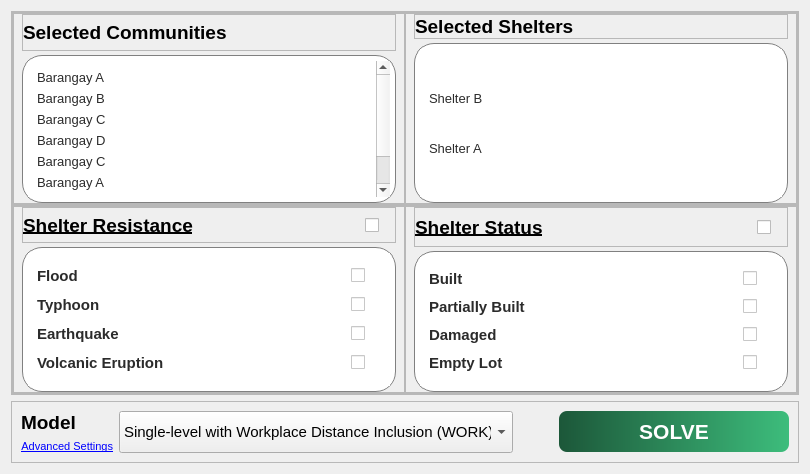
Qt form FE/solveSettings.ui (Lucianono/ShelterAlloc_Thesis) before a commit.
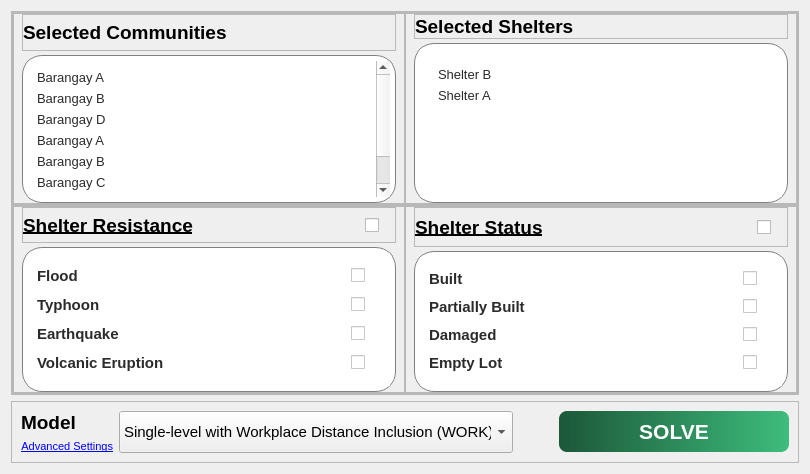
The same form after that commit. Icons and pictures are not drawn.

Commit message: ScrollArea now align on top

What changed in the file:
```diff
--- a/FE/solveSettings.ui
+++ b/FE/solveSettings.ui
@@ -364,6 +364,21 @@
                </property>
                <layout class="QVBoxLayout" name="verticalLayout_6">
                 <item>
+                 <widget class="QWidget" name="widget" native="true">
+                  <layout class="QVBoxLayout" name="verticalLayout_9">
+                   <property name="leftMargin">
+                    <number>0</number>
+                   </property>
+                   <property name="topMargin">
+                    <number>0</number>
+                   </property>
+                   <property name="rightMargin">
+                    <number>0</number>
+                   </property>
+                   <property name="bottomMargin">
+                    <number>0</number>
+                   </property>
+                   <item>
                  <widget class="QLabel" name="label_17">
                   <property name="maximumSize">
                    <size>
@@ -423,6 +438,96 @@
                   </property>
                  </widget>
                 </item>
+                   <item>
+                    <widget class="QLabel" name="label_31">
+                     <property name="maximumSize">
+                      <size>
+                       <width>16777215</width>
+                       <height>100</height>
+                      </size>
+                     </property>
+                     <property name="font">
+                      <font>
+                       <pointsize>10</pointsize>
+                      </font>
+                     </property>
+                     <property name="cursor">
+                      <cursorShape>ArrowCursor</cursorShape>
+                     </property>
+                     <property name="frameShape">
+                      <enum>QFrame::NoFrame</enum>
+                     </property>
+                     <property name="frameShadow">
+                      <enum>QFrame::Plain</enum>
+                     </property>
+                     <property name="lineWidth">
+                      <number>0</number>
+                     </property>
+                     <property name="text">
+                      <string>Barangay D</string>
+                     </property>
+                    </widget>
+                   </item>
+                   <item>
+                    <widget class="QLabel" name="label_21">
+                     <property name="maximumSize">
+                      <size>
+                       <width>16777215</width>
+                       <height>100</height>
+                      </size>
+                     </property>
+                     <property name="font">
+                      <font>
+                       <pointsize>10</pointsize>
+                      </font>
+                     </property>
+                     <property name="cursor">
+                      <cursorShape>ArrowCursor</cursorShape>
+                     </property>
+                     <property name="frameShape">
+                      <enum>QFrame::Box</enum>
+                     </property>
+                     <property name="frameShadow">
+                      <enum>QFrame::Raised</enum>
+                     </property>
+                     <property name="lineWidth">
+                      <number>0</number>
+                     </property>
+                     <property name="text">
+                      <string>Barangay A</string>
+                     </property>
+                    </widget>
+                   </item>
+                   <item>
+                    <widget class="QLabel" name="label_32">
+                     <property name="maximumSize">
+                      <size>
+                       <width>16777215</width>
+                       <height>100</height>
+                      </size>
+                     </property>
+                     <property name="font">
+                      <font>
+                       <pointsize>10</pointsize>
+                      </font>
+                     </property>
+                     <property name="cursor">
+                      <cursorShape>ArrowCursor</cursorShape>
+                     </property>
+                     <property name="frameShape">
+                      <enum>QFrame::Box</enum>
+                     </property>
+                     <property name="frameShadow">
+                      <enum>QFrame::Raised</enum>
+                     </property>
+                     <property name="lineWidth">
+                      <number>0</number>
+                     </property>
+                     <property name="text">
+                      <string>Barangay B</string>
+                     </property>
+                    </widget>
+                   </item>
                 <item>
                  <widget class="QLabel" name="label_16">
                   <property name="maximumSize">
@@ -513,94 +618,7 @@
                   </property>
                  </widget>
                 </item>
-                <item>
-                 <widget class="QLabel" name="label_21">
-                  <property name="maximumSize">
-                   <size>
-                    <width>16777215</width>
-                    <height>100</height>
-                   </size>
-                  </property>
-                  <property name="font">
-                   <font>
-                    <pointsize>10</pointsize>
-                   </font>
-                  </property>
-                  <property name="cursor">
-                   <cursorShape>ArrowCursor</cursorShape>
-                  </property>
-                  <property name="frameShape">
-                   <enum>QFrame::Box</enum>
-                  </property>
-                  <property name="frameShadow">
-                   <enum>QFrame::Raised</enum>
-                  </property>
-                  <property name="lineWidth">
-                   <number>0</number>
-                  </property>
-                  <property name="text">
-                   <string>Barangay A</string>
-                  </property>
-                 </widget>
-                </item>
-                <item>
-                 <widget class="QLabel" name="label_31">
-                  <property name="maximumSize">
-                   <size>
-                    <width>16777215</width>
-                    <height>100</height>
-                   </size>
-                  </property>
-                  <property name="font">
-                   <font>
-                    <pointsize>10</pointsize>
-                   </font>
-                  </property>
-                  <property name="cursor">
-                   <cursorShape>ArrowCursor</cursorShape>
-                  </property>
-                  <property name="frameShape">
-                   <enum>QFrame::NoFrame</enum>
-                  </property>
-                  <property name="frameShadow">
-                   <enum>QFrame::Plain</enum>
-                  </property>
-                  <property name="lineWidth">
-                   <number>0</number>
-                  </property>
-                  <property name="text">
-                   <string>Barangay D</string>
-                  </property>
-                 </widget>
-                </item>
-                <item>
-                 <widget class="QLabel" name="label_32">
-                  <property name="maximumSize">
-                   <size>
-                    <width>16777215</width>
-                    <height>100</height>
-                   </size>
-                  </property>
-                  <property name="font">
-                   <font>
-                    <pointsize>10</pointsize>
-                   </font>
-                  </property>
-                  <property name="cursor">
-                   <cursorShape>ArrowCursor</cursorShape>
-                  </property>
-                  <property name="frameShape">
-                   <enum>QFrame::Box</enum>
-                  </property>
-                  <property name="frameShadow">
-                   <enum>QFrame::Raised</enum>
-                  </property>
-                  <property name="lineWidth">
-                   <number>0</number>
-                  </property>
-                  <property name="text">
-                   <string>Barangay B</string>
-                  </property>
+                  </layout>
                  </widget>
                 </item>
                </layout>
@@ -798,6 +816,9 @@
                 <property name="sizeConstraint">
                  <enum>QLayout::SetDefaultConstraint</enum>
                 </property>
+                <item alignment="Qt::AlignTop">
+                 <widget class="QWidget" name="verticalWidget" native="true">
+                  <layout class="QVBoxLayout" name="verticalLayout_7">
                 <item>
                  <widget class="QLabel" name="label_2">
                   <property name="maximumSize">
@@ -832,6 +853,9 @@
                   <property name="text">
                    <string>Shelter A</string>
                   </property>
+                    </widget>
+                   </item>
+                  </layout>
                  </widget>
                 </item>
                </layout>
```
Lines whose indentation alone changed are shown as unchanged. The commit also changes 1 other file.
